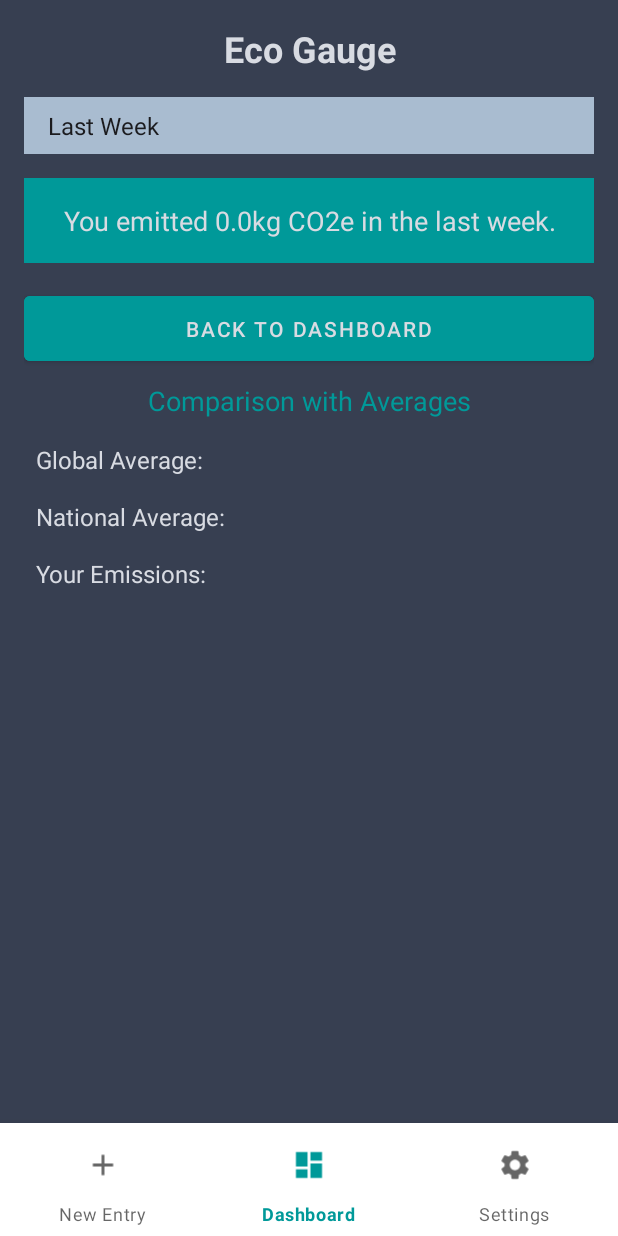
After one commit to dawangk/B07-Planetze, an Android app: the fragment EcoGaugeFragment placed in its activity, on a phone screen of 412 x 824 dp. The commit adds this screen. Run offline under Robolectric (Android 15) with nearby library versions, the phone set to English and light mode, and no system bars; our stand-ins replace Firebase (no records; nobody signed in at launch, a user with empty details on screens opened directly).

Commit message:
Implemented Eco Gauge page

```diff
--- a/app/src/main/AndroidManifest.xml
+++ b/app/src/main/AndroidManifest.xml
@@ -86,6 +86,9 @@
         <activity
             android:name=".Questionnaire.DisplayResultsActivity"
             android:exported="false" />
+        <activity
+            android:name=".NavigationBar.EntryDisplay.EcoGaugeActivity" />
+
 
     </application>
 
--- a/app/src/main/java/com/example/b07projectfall2024/NavigationBar/DashboardFragment.java
+++ b/app/src/main/java/com/example/b07projectfall2024/NavigationBar/DashboardFragment.java
@@ -1,5 +1,6 @@
 package com.example.b07projectfall2024.NavigationBar;
 
+import android.content.Intent;
 import android.os.Bundle;
 
 import androidx.annotation.NonNull;
@@ -15,6 +16,7 @@ import android.widget.Button;
 import android.widget.TextView;
 
 import com.example.b07projectfall2024.HabitTracking.HabitsFragment;
+import com.example.b07projectfall2024.NavigationBar.EntryDisplay.EcoGaugeFragment;
 import com.example.b07projectfall2024.NavigationBar.EntryDisplay.EntryFragment;
 import com.example.b07projectfall2024.R;
 import com.google.firebase.auth.FirebaseAuth;
@@ -30,7 +32,6 @@ import java.text.SimpleDateFormat;
 import java.util.Calendar;
 import java.util.Locale;
 import android.content.Context;
-import android.widget.Toast;
 
 
 public class DashboardFragment extends Fragment {
@@ -70,6 +71,8 @@ public class DashboardFragment extends Fragment {
         Button dateUpdate = rootView.findViewById(R.id.dateUpdate);
         Button dateViewDetails = rootView.findViewById(R.id.viewDateDetails);
         Button viewHabits = rootView.findViewById(R.id.viewHabits);
+        Button btnEcoGauge = rootView.findViewById(R.id.btn_eco_gauge); // New button for Eco Gauge
+
 
         TextView dateTextView = rootView.findViewById(R.id.date);
         DateFieldInit(dateTextView);
@@ -113,6 +116,15 @@ public class DashboardFragment extends Fragment {
             @Override
             public void onCancelled(@NonNull DatabaseError error) {
             }
+        });
+
+
+        btnEcoGauge.setOnClickListener(v -> {
+            FragmentManager fragmentManager = requireActivity().getSupportFragmentManager();
+            FragmentTransaction fragmentTransaction = fragmentManager.beginTransaction();
+            fragmentTransaction.replace(R.id.fragment_container, new EcoGaugeFragment());
+            fragmentTransaction.addToBackStack(null); // Allows the user to navigate back
+            fragmentTransaction.commit();
         });
 
         //When selected date is updated, do the same as above
--- /dev/null
+++ b/app/src/main/java/com/example/b07projectfall2024/NavigationBar/EntryDisplay/EcoGaugeFragment.java
@@ -0,0 +1,243 @@
+package com.example.b07projectfall2024.NavigationBar.EntryDisplay;
+
+import android.os.Bundle;
+import android.view.LayoutInflater;
+import android.view.View;
+import android.view.ViewGroup;
+import android.widget.AdapterView;
+import android.widget.ArrayAdapter;
+import android.widget.Button;
+import android.widget.Spinner;
+import android.widget.TextView;
+
+import androidx.annotation.NonNull;
+import androidx.annotation.Nullable;
+import androidx.fragment.app.Fragment;
+import androidx.fragment.app.FragmentTransaction;
+
+import com.example.b07projectfall2024.NavigationBar.DashboardFragment;
+import com.example.b07projectfall2024.R;
+import com.google.firebase.auth.FirebaseAuth;
+import com.google.firebase.database.DataSnapshot;
+import com.google.firebase.database.DatabaseError;
+import com.google.firebase.database.DatabaseReference;
+import com.google.firebase.database.FirebaseDatabase;
+import com.google.firebase.database.ValueEventListener;
+
+public class EcoGaugeFragment extends Fragment {
+
+    private DatabaseReference db;
+    private String userId;
+
+    @Nullable
+    @Override
+    public View onCreateView(@NonNull LayoutInflater inflater, @Nullable ViewGroup container, @Nullable Bundle savedInstanceState) {
+        // Inflate the fragment layout
+        View view = inflater.inflate(R.layout.fragment_eco_gauge, container, false);
+
+        // Initialize Firebase
+        db = FirebaseDatabase.getInstance().getReference();
+        userId = FirebaseAuth.getInstance().getUid();
+
+        // Initialize UI elements
+        Spinner spinnerTimeRange = view.findViewById(R.id.spinner_time_range);
+        TextView tvEmissionsData = view.findViewById(R.id.tv_emissions_data);
+        Button backToDashboardButton = view.findViewById(R.id.btn_back_to_dashboard);
+
+        // Set up the dropdown menu (Spinner)
+        ArrayAdapter<CharSequence> adapter = ArrayAdapter.createFromResource(
+                getContext(), R.array.time_range_options, android.R.layout.simple_spinner_item);
+        adapter.setDropDownViewResource(android.R.layout.simple_spinner_dropdown_item);
+        spinnerTimeRange.setAdapter(adapter);
+
+        // Handle selection from the dropdown menu
+        spinnerTimeRange.setOnItemSelectedListener(new AdapterView.OnItemSelectedListener() {
+            @Override
+            public void onItemSelected(AdapterView<?> parent, View view, int position, long id) {
+                String timeRange = parent.getItemAtPosition(position).toString();
+                fetchEmissionsData(timeRange, tvEmissionsData);
+            }
+
+            @Override
+            public void onNothingSelected(AdapterView<?> parent) {
+                tvEmissionsData.setText("Select a time range to view emissions");
+            }
+        });
+
+        // Navigate back to Dashboard
+        backToDashboardButton.setOnClickListener(v -> {
+            FragmentTransaction transaction = getActivity().getSupportFragmentManager().beginTransaction();
+            transaction.replace(R.id.fragment_container, new DashboardFragment());
+            transaction.addToBackStack(null);
+            transaction.commit();
+        });
+
+        return view;
+    }
+
+    /**
+     * Fetch emissions data based on the selected time range.
+     *
+     * @param timeRange The time range selected by the user (e.g., "Last Week").
+     * @param tvEmissionsData The TextView to display the emissions data.
+     */
+    private void fetchEmissionsData(String timeRange, TextView tvEmissionsData) {
+        if (userId == null) {
+            tvEmissionsData.setText("User not logged in");
+            return;
+        }
+
+        DatabaseReference entriesRef = db.child("users").child(userId).child("entries");
+
+        switch (timeRange) {
+            case "Last Week":
+                fetchLastNDaysEmissions(entriesRef, 7, tvEmissionsData, timeRange);
+                break;
+            case "Last Month":
+                fetchLastNDaysEmissions(entriesRef, 30, tvEmissionsData, timeRange);
+                break;
+            case "Last Year":
+                fetchLastNDaysEmissions(entriesRef, 365, tvEmissionsData, timeRange);
+                break;
+            default:
+                tvEmissionsData.setText("No data available.");
+                break;
+        }
+    }
+
+    /**
+     * Fetch emissions data for the last N days and calculate the total emissions.
+     *
+     * @param entriesRef Reference to the user's entries in Firebase.
+     * @param days Number of days to fetch data for.
+     * @param tvEmissionsData The TextView to display the emissions data.
+     * @param timeRange The time range string for the display.
+     */
+    private void fetchLastNDaysEmissions(DatabaseReference entriesRef, int days, TextView tvEmissionsData, String timeRange) {
+        entriesRef.orderByKey().limitToLast(days).addListenerForSingleValueEvent(new ValueEventListener() {
+            @Override
+            public void onDataChange(@NonNull DataSnapshot snapshot) {
+                double totalEmissions = 0.0;
+
+                for (DataSnapshot dateSnapshot : snapshot.getChildren()) {
+                    // Sum emissions for each day
+                    totalEmissions += calculateDailyEmissions(dateSnapshot);
+                }
+
+                tvEmissionsData.setText("You emitted " + totalEmissions + "kg CO2e in the " + timeRange.toLowerCase() + ".");
+            }
+
+            @Override
+            public void onCancelled(@NonNull DatabaseError error) {
+                tvEmissionsData.setText("Failed to retrieve data.");
+            }
+        });
+    }
+
+    /**
+     * Calculate the total emissions for a single day based on its entries.
+     *
+     * @param dateSnapshot The DataSnapshot for a specific day.
+     * @return The total emissions for that day.
+     */
+    private double calculateDailyEmissions(DataSnapshot dateSnapshot) {
+        double dailyEmissions = 0.0;
+
+        // Transportation emissions
+        if (dateSnapshot.hasChild("transportation")) {
+            for (DataSnapshot transport : dateSnapshot.child("transportation").getChildren()) {
+                if (transport.hasChild("Distance") && transport.hasChild("CarType")) {
+                    double distance = transport.child("Distance").getValue(Double.class);
+                    String carType = transport.child("CarType").getValue(String.class);
+                    dailyEmissions += getCarEmissionRate(carType) * distance;
+                }
+            }
+        }
+
+        // Food emissions
+        if (dateSnapshot.hasChild("food")) {
+            for (DataSnapshot food : dateSnapshot.child("food").getChildren()) {
+                if (food.hasChild("NmbConsumedServings") && food.hasChild("MealType")) {
+                    int servings = food.child("NmbConsumedServings").getValue(Integer.class);
+                    String mealType = food.child("MealType").getValue(String.class);
+                    dailyEmissions += getFoodEmissionRate(mealType) * servings;
+                }
+            }
+        }
+
+        // Consumption emissions
+        if (dateSnapshot.hasChild("consumption")) {
+            for (DataSnapshot consumption : dateSnapshot.child("consumption").getChildren()) {
+                if (consumption.hasChild("BoughtItem")) {
+                    dailyEmissions += calculateConsumptionEmissions(consumption);
+                }
+            }
+        }
+
+        return dailyEmissions;
+    }
+
+    /**
+     * Fetch the emission rate for a car type.
+     *
+     * @param carType The type of car (e.g., "Gasoline").
+     * @return The emission rate per km for the given car type.
+     */
+    private double getCarEmissionRate(String carType) {
+        switch (carType) {
+            case "Gasoline":
+                return 2.3;
+            case "Diesel":
+                return 2.7;
+            case "Hybrid":
+                return 1.8;
+            case "Electric":
+                return 0.0;
+            default:
+                return 0.0;
+        }
+    }
+
+    /**
+     * Fetch the emission rate for a meal type.
+     *
+     * @param mealType The type of meal (e.g., "Beef").
+     * @return The emission rate per serving for the given meal type.
+     */
+    private double getFoodEmissionRate(String mealType) {
+        switch (mealType) {
+            case "Beef":
+                return 27.0;
+            case "Pork":
+                return 12.1;
+            case "Chicken":
+                return 6.9;
+            case "Fish":
+                return 6.1;
+            case "Vegetarian":
+                return 2.0;
+            default:
+                return 0.0;
+        }
+    }
+
+    /**
+     * Calculate emissions from consumption items.
+     *
+     * @param consumption The DataSnapshot for a consumption entry.
+     * @return The emissions for the specific consumption item.
+     */
+    private double calculateConsumptionEmissions(DataSnapshot consumption) {
+        String itemType = consumption.child("BoughtItem").getValue(String.class);
+        switch (itemType) {
+            case "Clothes":
+                int numClothes = consumption.child("NmbClothingBought").getValue(Integer.class);
+                return numClothes * 10.0; // Example rate: 10kg CO2 per clothing item
+            case "Electronics":
+                int numElectronics = consumption.child("NmbPurchased").getValue(Integer.class);
+                return numElectronics * 50.0; // Example rate: 50kg CO2 per electronic item
+            default:
+                return 0.0;
+        }
+    }
+}
--- /dev/null
+++ b/app/src/main/res/drawable/spinner_background.xml
@@ -0,0 +1,5 @@
+<shape xmlns:android="http://schemas.android.com/apk/res/android" android:shape="rectangle">
+    <solid android:color="#FFFFFF" />
+    <stroke android:width="2dp" android:color="#2196F3" />
+    <corners android:radius="8dp" />
+</shape>
--- /dev/null
+++ b/app/src/main/res/layout/fragment_eco_gauge.xml
@@ -0,0 +1,91 @@
+<?xml version="1.0" encoding="utf-8"?>
+<LinearLayout
+    xmlns:android="http://schemas.android.com/apk/res/android"
+    android:layout_width="match_parent"
+    android:layout_height="match_parent"
+    android:orientation="vertical"
+    android:padding="16dp"
+    android:background="@color/dark_gray">
+
+    <!-- Page title -->
+    <TextView
+        android:id="@+id/tv_page_title"
+        android:layout_width="match_parent"
+        android:layout_height="wrap_content"
+        android:text="@string/eco_gauge_title"
+        android:textColor="@color/white"
+        android:textSize="24sp"
+        android:textStyle="bold"
+        android:gravity="center"
+        android:paddingBottom="16dp" />
+
+    <!-- Dropdown menu -->
+    <Spinner
+        android:id="@+id/spinner_time_range"
+        android:layout_width="match_parent"
+        android:layout_height="wrap_content"
+        android:background="@color/light_gray"
+        android:padding="8dp"
+        android:layout_marginBottom="16dp" />
+
+    <!-- Emissions data display -->
+    <TextView
+        android:id="@+id/tv_emissions_data"
+        android:layout_width="match_parent"
+        android:layout_height="wrap_content"
+        android:text="Select a time range to view emissions"
+        android:textSize="18sp"
+        android:textColor="@color/white"
+        android:gravity="center"
+        android:padding="16dp"
+        android:background="@color/turquoise"
+        android:layout_marginBottom="16dp" />
+
+    <!-- Back to Dashboard Button -->
+    <Button
+        android:id="@+id/btn_back_to_dashboard"
+        android:layout_width="match_parent"
+        android:layout_height="wrap_content"
+        android:backgroundTint="@color/turquoise"
+        android:text="Back to Dashboard"
+        android:textColor="@color/white"
+        android:padding="12dp" />
+
+    <TextView
+        android:id="@+id/tv_comparison_title"
+        android:layout_width="match_parent"
+        android:layout_height="wrap_content"
+        android:text="Comparison with Averages"
+        android:textColor="@color/turquoise"
+        android:textSize="18sp"
+        android:padding="8dp"
+        android:gravity="center" />
+
+    <TextView
+        android:id="@+id/tv_global_avg"
+        android:layout_width="match_parent"
+        android:layout_height="wrap_content"
+        android:text="Global Average: "
+        android:textColor="@color/white"
+        android:textSize="16sp"
+        android:padding="8dp" />
+
+    <TextView
+        android:id="@+id/tv_national_avg"
+        android:layout_width="match_parent"
+        android:layout_height="wrap_content"
+        android:text="National Average: "
+        android:textColor="@color/white"
+        android:textSize="16sp"
+        android:padding="8dp" />
+
+    <TextView
+        android:id="@+id/tv_user_emissions"
+        android:layout_width="match_parent"
+        android:layout_height="wrap_content"
+        android:text="Your Emissions: "
+        android:textColor="@color/white"
+        android:textSize="16sp"
+        android:padding="8dp" />
+
+</LinearLayout>
--- a/app/src/main/res/values/strings.xml
+++ b/app/src/main/res/values/strings.xml
@@ -20,5 +20,14 @@
     <string name="logout">Logout</string>
     <string name="dark_mode">Dark Mode</string>
 
+    <string-array name="time_range_options">
+        <item>Last Week</item>
+        <item>Last Month</item>
+        <item>Last Year</item>
+    </string-array>
+
+    <string name="eco_gauge_title">Eco Gauge</string>
+
+
 
 </resources>
```
Also changed, not shown: app/src/main/res/layout/fragment_dashboard.xml (+9 -0 lines).
